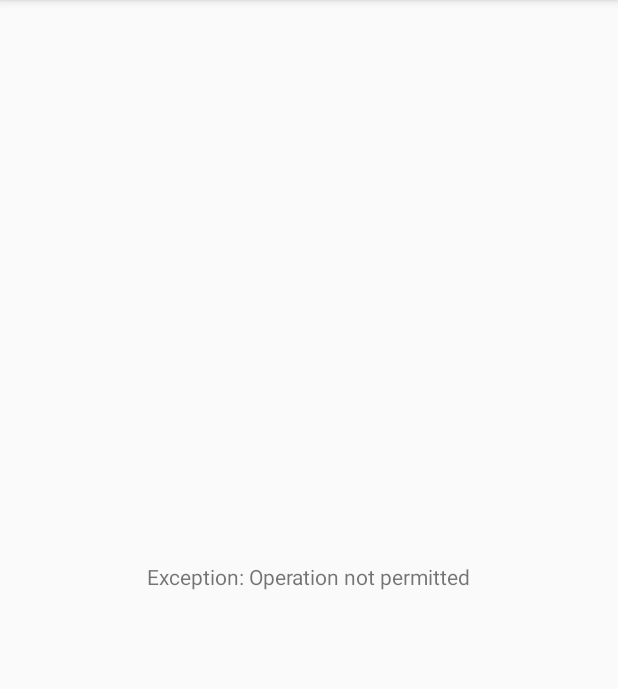
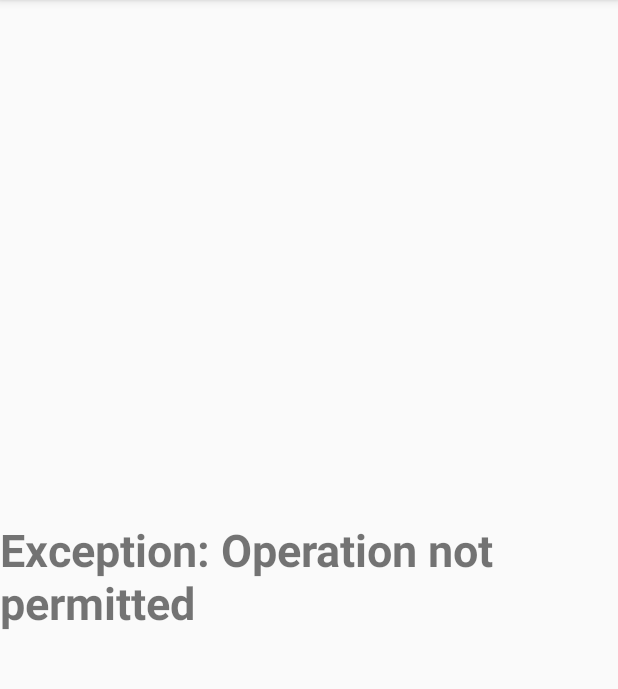
Before and after one commit to Kadhir99/Clinic, an Android app: the screen it shows after launch (UserInfo), after a tap on "LOGIN", on a phone screen of 412 x 824 dp, the part 84-773 px from its top. Run offline under Robolectric (Android 15) with nearby library versions, the phone set to English and light mode, and no system bars.

Commit message:
removed comments and un used objects

```diff
--- a/app/src/main/java/in/dentocare/clinic_management/MainActivity.java
+++ b/app/src/main/java/in/dentocare/clinic_management/MainActivity.java
@@ -15,19 +15,18 @@ import android.widget.TextView;
 public class MainActivity extends AppCompatActivity {
 
     EditText usernameField,passwordField;
-    TextView status,role,failed;
+    TextView failed;
     ConstraintLayout login;
 
     @Override
     protected void onCreate(Bundle savedInstanceState) {
         super.onCreate(savedInstanceState);
         setContentView(R.layout.activity_main);
-        usernameField = (EditText)findViewById(R.id.editText1);
-        passwordField = (EditText)findViewById(R.id.editText2);
+        usernameField = findViewById(R.id.editText1);
+        passwordField = findViewById(R.id.editText2);
         failed = findViewById(R.id.failed);
         login= findViewById(R.id.loginform);
     }
-
 
 
     public void login(View view){
@@ -38,12 +37,4 @@ public class MainActivity extends AppCompatActivity {
     }
 
 
-//    public void loginPost(View view){
-//        String username = usernameField.getText().toString();
-//        String password = passwordField.getText().toString();
-//        method.setText("Post Method");
-//        new SigninActivity(this,status,role,1).execute(username,password);
-//    }
-
-
 }
--- a/app/src/main/java/in/dentocare/clinic_management/SigninActivity.java
+++ b/app/src/main/java/in/dentocare/clinic_management/SigninActivity.java
@@ -24,15 +24,12 @@ import androidx.constraintlayout.widget.ConstraintLayout;
 
 public class SigninActivity  extends AsyncTask<String,Void,String>{
 
-    TextView statusField,roleField,failed;
+    TextView failed;
     Context context;
     ConstraintLayout login;
 
-    //flag 0 means get and 1 means post.(By default it is get.)
     public SigninActivity(Context context, TextView failed) {
         this.context = context;
-        this.statusField = statusField;
-        this.roleField = roleField;
         this.failed = failed;
     }
 
@@ -42,8 +39,8 @@ public class SigninActivity  extends AsyncTask<String,Void,String>{
     protected String doInBackground(String... arg0) {
 
             try {
-                String username = (String) arg0[0];
-                String password = (String) arg0[1];
+                String username = arg0[0];
+                String password = arg0[1];
 
                 String link = "https://core-menu.000webhostapp.com/login.php";
                 String data = URLEncoder.encode("username", "UTF-8") + "=" +
@@ -63,10 +60,9 @@ public class SigninActivity  extends AsyncTask<String,Void,String>{
                 BufferedReader reader = new BufferedReader(new
                         InputStreamReader(conn.getInputStream()));
 
-                StringBuffer sb = new StringBuffer("");
-                String line = "";
+                StringBuffer sb = new StringBuffer();
+                String line;
 
-                // Read Server Response
                 while ((line = reader.readLine()) != null) {
                     sb.append(line);
                     break;
--- a/app/src/main/res/layout/activity_user_info.xml
+++ b/app/src/main/res/layout/activity_user_info.xml
@@ -16,7 +16,8 @@
         android:layout_marginEnd="8dp"
         android:layout_marginRight="8dp"
         android:layout_marginBottom="8dp"
-        android:text=""
+        android:textSize="30dp"
+        android:textStyle="bold"
         app:layout_constraintBottom_toBottomOf="parent"
         app:layout_constraintEnd_toEndOf="parent"
         app:layout_constraintStart_toStartOf="parent"
```
